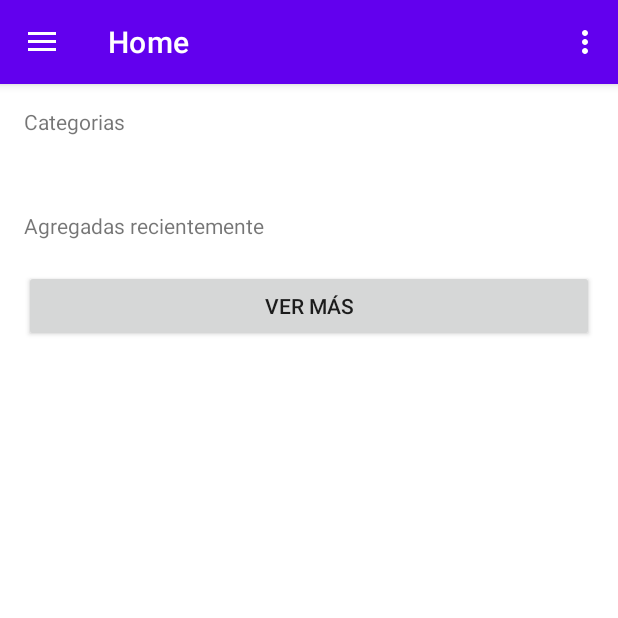
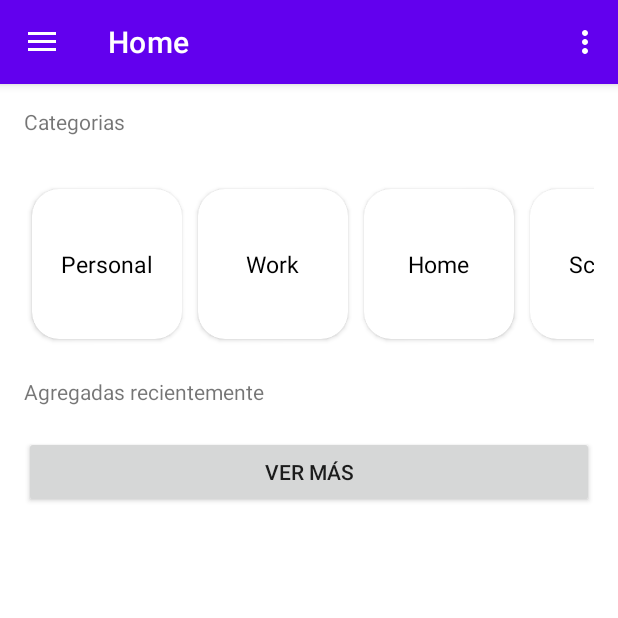
Before and after one commit to jonathanduran7/my-note-app, an Android app: the screen it shows after launch (MainActivity), on a phone screen of 412 x 824 dp, the top half of it. Run offline under Robolectric (Android 15) with nearby library versions, the light colour scheme and no system bars; our stand-ins replace Room's generated code, navigation-ui.

Commit message:
feat(home): implement categories in home fragment

```diff
--- a/app/src/main/java/com/example/todoapp/ui/home/HomeFragment.kt
+++ b/app/src/main/java/com/example/todoapp/ui/home/HomeFragment.kt
@@ -11,6 +11,7 @@ import androidx.navigation.fragment.findNavController
 import androidx.recyclerview.widget.LinearLayoutManager
 import com.example.todoapp.R
 import com.example.todoapp.databinding.FragmentHomeBinding
+import com.example.todoapp.domain.models.Category
 import com.example.todoapp.domain.models.TodoWithCategory
 import com.example.todoapp.ui.todo.OnTodoCheckListener
 import com.example.todoapp.ui.todo.OnTodoDelete
@@ -23,6 +24,7 @@ class HomeFragment : Fragment(), OnTodoCheckListener, OnTodoDelete {
 
     private val homeViewModel: HomeViewModel by inject()
     private lateinit var homeAdapter : HomeAdapter
+    private var categoryAdapter: CategoryAdapter = CategoryAdapter()
 
     private val navController by lazy { findNavController() }
 
@@ -38,6 +40,7 @@ class HomeFragment : Fragment(), OnTodoCheckListener, OnTodoDelete {
     override fun onViewCreated(view: View, savedInstanceState: Bundle?) {
         super.onViewCreated(view, savedInstanceState)
         setupRecyclerView()
+        setupCategories()
         setupListeners()
     }
 
@@ -75,4 +78,24 @@ class HomeFragment : Fragment(), OnTodoCheckListener, OnTodoDelete {
     private fun navigateToCreateTodo() {
         navController.navigate(R.id.todoFragment)
     }
+
+    private fun setupCategories(){
+        //TODO: Replace this with actual data
+        val items = listOf(
+            Category(1, "Personal"),
+            Category(2, "Work"),
+            Category(3, "Home"),
+            Category(4, "School"),
+            Category(5, "Other")
+        )
+
+        binding.recyclerViewCategories.apply {
+            adapter = categoryAdapter
+            layoutManager = LinearLayoutManager(requireContext(), LinearLayoutManager.HORIZONTAL, false)
+            setHasFixedSize(true)
+        }
+
+        categoryAdapter.submitList(items)
+        categoryAdapter.notifyDataSetChanged()
+    }
 }
```
